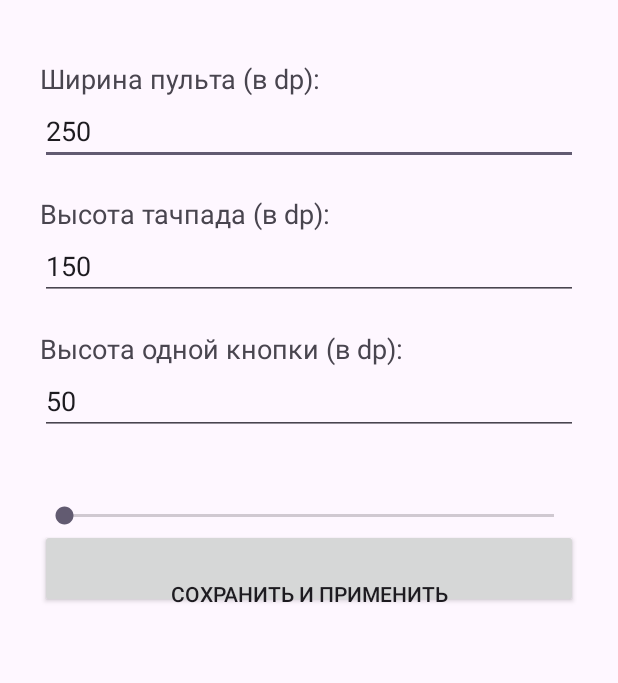
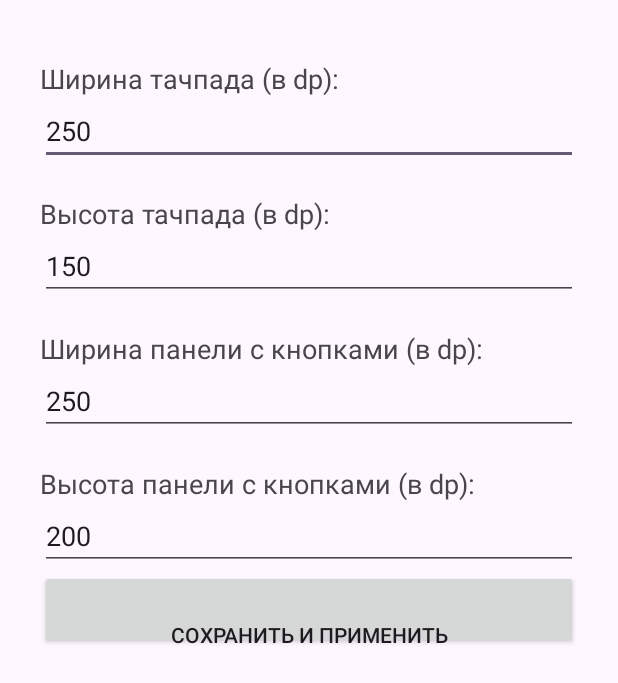
Before and after one commit to Aleksandr-Landin/universal-joystick, an Android app: the SettingsActivity screen opened directly, with no data from a screen before it, on a phone screen of 412 x 824 dp. Shown: the top 683 px of the screen. Run offline under Robolectric (Android 15) with nearby library versions, the phone set to English and light mode, and no system bars.

Commit message:
Update SettingsActivity.kt

```diff
--- a/app/src/main/java/com/example/myjoystick/SettingsActivity.kt
+++ b/app/src/main/java/com/example/myjoystick/SettingsActivity.kt
@@ -8,7 +8,6 @@ import androidx.appcompat.app.AppCompatActivity
 class SettingsActivity : AppCompatActivity() {
     override fun onCreate(savedInstanceState: Bundle?) {
         super.onCreate(savedInstanceState)
-
         val scrollView = ScrollView(this)
         val layout = LinearLayout(this).apply {
             orientation = LinearLayout.VERTICAL
@@ -17,70 +16,64 @@ class SettingsActivity : AppCompatActivity() {
 
         val prefs = getSharedPreferences("joystick_prefs", MODE_PRIVATE)
 
-        // 1. Ширина пульта
-        val tvWidth = TextView(this).apply { text = "Ширина пульта (в dp):"; textSize = 18f }
-        val etWidth = EditText(this).apply {
+        // 1. Ширина тачпада
+        val tvTrackpadWidth = TextView(this).apply { text = "Ширина тачпада (в dp):"; textSize = 18f }
+        val etTrackpadWidth = EditText(this).apply {
             hint = "Например, 250"
             inputType = android.text.InputType.TYPE_CLASS_NUMBER
-            setText(prefs.getInt("panel_width", 250).toString())
+            setText(prefs.getInt("trackpad_width", 250).toString())
         }
 
         // 2. Высота тачпада
-        val tvTrackpad = TextView(this).apply { text = "Высота тачпада (в dp):"; textSize = 18f; setPadding(0, 30, 0, 0) }
-        val etTrackpad = EditText(this).apply {
+        val tvTrackpadHeight = TextView(this).apply { text = "Высота тачпада (в dp):"; textSize = 18f; setPadding(0, 30, 0, 0) }
+        val etTrackpadHeight = EditText(this).apply {
             hint = "Например, 150"
             inputType = android.text.InputType.TYPE_CLASS_NUMBER
             setText(prefs.getInt("trackpad_height", 150).toString())
         }
 
-        // 3. Высота кнопки
-        val tvButton = TextView(this).apply { text = "Высота одной кнопки (в dp):"; textSize = 18f; setPadding(0, 30, 0, 0) }
-        val etButton = EditText(this).apply {
-            hint = "Например, 50"
+        // 3. Ширина панели с кнопками
+        val tvButtonPanelWidth = TextView(this).apply { text = "Ширина панели с кнопками (в dp):"; textSize = 18f; setPadding(0, 30, 0, 0) }
+        val etButtonPanelWidth = EditText(this).apply {
+            hint = "Например, 250"
             inputType = android.text.InputType.TYPE_CLASS_NUMBER
-            setText(prefs.getInt("button_height", 50).toString())
+            setText(prefs.getInt("button_panel_width", 250).toString())
         }
 
-        // 4. Прозрачность
-        val currentAlpha = (SettingsManager.getAlpha(this@SettingsActivity) * 100).toInt()
-        val tvAlpha = TextView(this).apply { text = "Прозрачность: $currentAlpha%"; textSize = 18f; setPadding(0, 30, 0, 0) }
-        val seekBar = SeekBar(this).apply { max = 100; progress = currentAlpha }
+        // 4. Высота панели с кнопками
+        val tvButtonPanelHeight = TextView(this).apply { text = "Высота панели с кнопками (в dp):"; textSize = 18f; setPadding(0, 30, 0, 0) }
+        val etButtonPanelHeight = EditText(this).apply {
+            hint = "Например, 200"
+            inputType = android.text.InputType.TYPE_CLASS_NUMBER
+            setText(prefs.getInt("button_panel_height", 200).toString())
+        }
 
-        seekBar.setOnSeekBarChangeListener(object : SeekBar.OnSeekBarChangeListener {
-            override fun onProgressChanged(seekBar: SeekBar?, progress: Int, fromUser: Boolean) {
-                tvAlpha.text = "Прозрачность: $progress%"
-            }
-            override fun onStartTrackingTouch(seekBar: SeekBar?) {}
-            override fun onStopTrackingTouch(seekBar: SeekBar?) {}
-        })
-
-        // 5. Кнопка Сохранить
         val btnSave = Button(this).apply {
             text = "Сохранить и применить"
             setPadding(0, 50, 0, 0)
         }
 
-        layout.addView(tvWidth)
-        layout.addView(etWidth)
-        layout.addView(tvTrackpad)
-        layout.addView(etTrackpad)
-        layout.addView(tvButton)
-        layout.addView(etButton)
-        layout.addView(tvAlpha)
-        layout.addView(seekBar)
+        layout.addView(tvTrackpadWidth)
+        layout.addView(etTrackpadWidth)
+        layout.addView(tvTrackpadHeight)
+        layout.addView(etTrackpadHeight)
+        layout.addView(tvButtonPanelWidth)
+        layout.addView(etButtonPanelWidth)
+        layout.addView(tvButtonPanelHeight)
+        layout.addView(etButtonPanelHeight)
         layout.addView(btnSave)
+
         scrollView.addView(layout)
         setContentView(scrollView)
 
         btnSave.setOnClickListener {
-            val width = etWidth.text.toString().toIntOrNull() ?: 250
-            val trackpad = etTrackpad.text.toString().toIntOrNull() ?: 150
-            val button = etButton.text.toString().toIntOrNull() ?: 50
-            val alpha = seekBar.progress
+            val trackpadWidth = etTrackpadWidth.text.toString().toIntOrNull() ?: 250
+            val trackpadHeight = etTrackpadHeight.text.toString().toIntOrNull() ?: 150
+            val buttonPanelWidth = etButtonPanelWidth.text.toString().toIntOrNull() ?: 250
+            val buttonPanelHeight = etButtonPanelHeight.text.toString().toIntOrNull() ?: 200
 
-            SettingsManager.saveSettings(this, width, trackpad, button, alpha)
+            SettingsManager.saveSettings(this, trackpadWidth, trackpadHeight, buttonPanelWidth, buttonPanelHeight)
             sendBroadcast(Intent(SettingsManager.ACTION_REBUILD))
-
             Toast.makeText(this, "Настройки применены! 🚀", Toast.LENGTH_SHORT).show()
             finish()
         }
```
